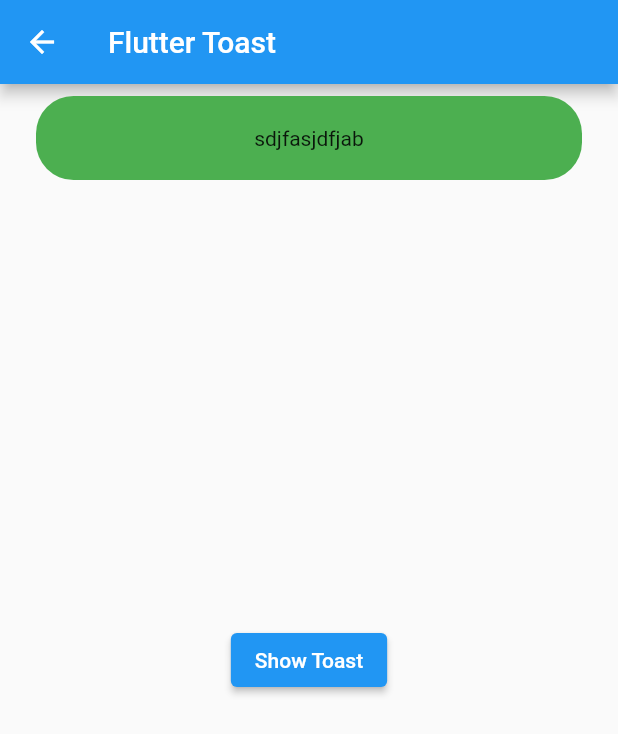
After one commit to mosayeb-masoumi/Animation-Flutter, a Flutter app: the ToastPage screen opened directly, after a tap on "Show Toast", on a phone screen of 412 x 824 dp. The commit adds this screen. Shown: the top 734 px of the screen. Run offline on Flutter 3.47's test engine with Material 2 defaults, Android fonts, the phone set to English and light mode, and no system bars; our stand-ins replace animate_do, animated_text_kit, delayed_display, expandable_text, flip_card, flutter_credit_card and 4 more; missing offline and left inert: advanced_icon, animated_size_and_fade, circular_menu, day_night_time_picker, star_menu.

Commit message:
toast animation

```diff
--- a/lib/animate_do.dart
+++ b/lib/animate_do.dart
@@ -37,6 +37,17 @@ class _AnimateDoState extends State<AnimateDo> {
                 FadeInLeft(child: const Square(color: Colors.green), duration: Duration(seconds: 6) ),
                 FadeInLeft(child: const Square(color: Colors.green) , duration: Duration(seconds: 6)),
                 FadeInLeft(child: const Square(color: Colors.green), duration: Duration(seconds: 6) ),
+              ],
+            ),
+
+            SizedBox(height: 10,),
+
+            Row(
+              mainAxisAlignment: MainAxisAlignment.spaceAround,
+              crossAxisAlignment: CrossAxisAlignment.center,
+              children: [
+                FadeInDownBig(child:  Container(width: MediaQuery.of(context).size.width, height:50, color: Colors.blue), duration: Duration(seconds: 4) ),
+                // FadeOutUpBig(child:  Container(width: MediaQuery.of(context).size.width, height:50, color: Colors.blue), duration: Duration(seconds: 4) ),
               ],
             ),
 
--- a/lib/home_page.dart
+++ b/lib/home_page.dart
@@ -14,6 +14,7 @@ import 'package:onboarding_library/flip_card_page.dart';
 import 'package:onboarding_library/like_button_page.dart';
 import 'package:onboarding_library/star_menu.dart';
 import 'package:onboarding_library/text_kit_page.dart';
+import 'package:onboarding_library/toast.dart';
 import 'package:onboarding_library/transition/transition_page.dart';
 import 'package:onboarding_library/tween_animation_page.dart';
 
@@ -168,6 +169,14 @@ class _HomePageState extends State<HomePage> {
                     );
                   }, child: Text("Fade in/out")),
 
+
+                  ElevatedButton(onPressed: (){
+                    Navigator.push(
+                      context,
+                      MaterialPageRoute(builder: (context) =>  const ToastPage()),
+                    );
+                  }, child: Text("Toast page")),
+
                 ],
               ),
             ),
--- /dev/null
+++ b/lib/toast.dart
@@ -0,0 +1,78 @@
+import 'package:flutter/cupertino.dart';
+import 'package:flutter/material.dart';
+import 'package:flutter/widgets.dart';
+import 'package:fluttertoast/fluttertoast.dart';
+
+class ToastPage extends StatefulWidget {
+
+
+  const ToastPage({Key? key})
+      : super(key: key);
+
+  @override
+  State<ToastPage> createState() => _ToastPageState();
+}
+
+class _ToastPageState extends State<ToastPage> {
+
+  late FToast fToast;
+
+  showCustomToast() {
+    Widget toast = Container(
+      padding: const EdgeInsets.symmetric(horizontal: 24.0, vertical: 12.0),
+      decoration: BoxDecoration(
+        borderRadius: BorderRadius.circular(25.0),
+        color: Colors.green,
+      ),
+      child: Row(
+        mainAxisAlignment: MainAxisAlignment.center,
+        crossAxisAlignment: CrossAxisAlignment.center,
+        children: [
+
+
+          Padding(
+            padding: const EdgeInsets.all(8.0),
+            child: Text("sdjfasjdfjab" ,),
+          )
+
+        ],
+      ),
+
+    );
+
+    fToast.showToast(
+      child: toast,
+      gravity: ToastGravity.TOP,
+      toastDuration: const Duration(seconds: 3),
+    );
+  }
+
+  @override
+  void initState() {
+    super.initState();
+    fToast = FToast();
+    fToast.init(context);
+  }
+
+
+  @override
+  Widget build(BuildContext context) {
+    return Scaffold(
+        appBar: AppBar(
+          title: Text("Flutter Toast"),
+        ),
+        body: Container(
+          width: MediaQuery.of(context).size.width,
+          height: MediaQuery.of(context).size.height,
+          child: Center(
+            child: ElevatedButton(
+              child: Text("Show Toast"),
+              onPressed: () {
+                showCustomToast();
+              },
+            ),
+          ),
+        )
+    );
+  }
+}
--- a/pubspec.yaml
+++ b/pubspec.yaml
@@ -50,6 +50,7 @@ dependencies:
   advanced_icon: ^0.1.2
   star_menu: ^3.0.0+2
   expandable_text: ^2.3.0
+  fluttertoast: ^8.1.1
 
   responsive_framework: ^0.2.0
 
```
Also changed, not shown: pubspec.lock.
